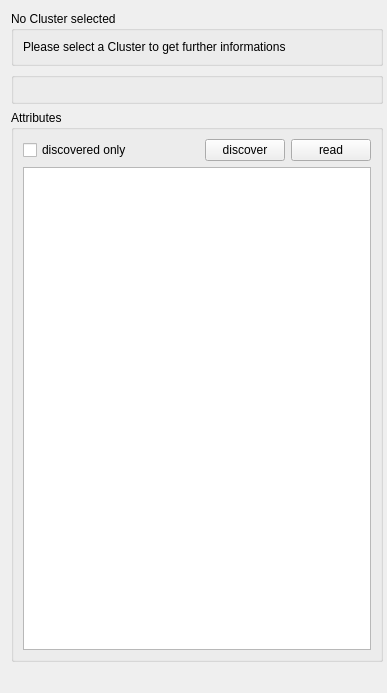
First picture: the form in src/zm_cluster_info.ui, repository dresden-elektronik/deconz, before the edit.
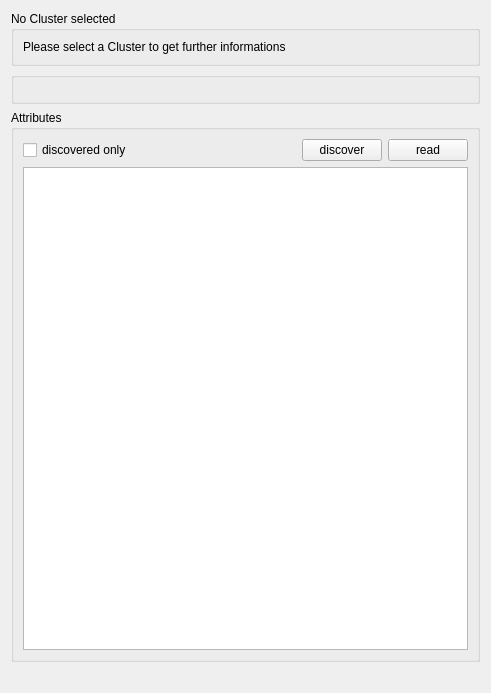
Second picture: the form after the edit. Custom widgets are drawn as their Qt base class.

The edit to the form file:
```diff
--- a/src/zm_cluster_info.ui
+++ b/src/zm_cluster_info.ui
@@ -6,20 +6,14 @@
    <rect>
     <x>0</x>
     <y>0</y>
-    <width>387</width>
+    <width>491</width>
     <height>693</height>
    </rect>
   </property>
   <property name="windowTitle">
    <string>Form</string>
   </property>
-  <property name="autoFillBackground">
-   <bool>true</bool>
-  </property>
   <layout class="QVBoxLayout" name="verticalLayout">
-   <property name="rightMargin">
-    <number>4</number>
-   </property>
    <item>
     <widget class="QGroupBox" name="clusterGroupBox">
      <property name="title">
@@ -73,6 +67,9 @@
       <string>Attributes</string>
      </property>
      <layout class="QVBoxLayout" name="verticalLayout_3">
+      <property name="leftMargin">
+       <number>9</number>
+      </property>
       <item>
        <layout class="QHBoxLayout" name="horizontalLayout">
         <property name="sizeConstraint">
```
